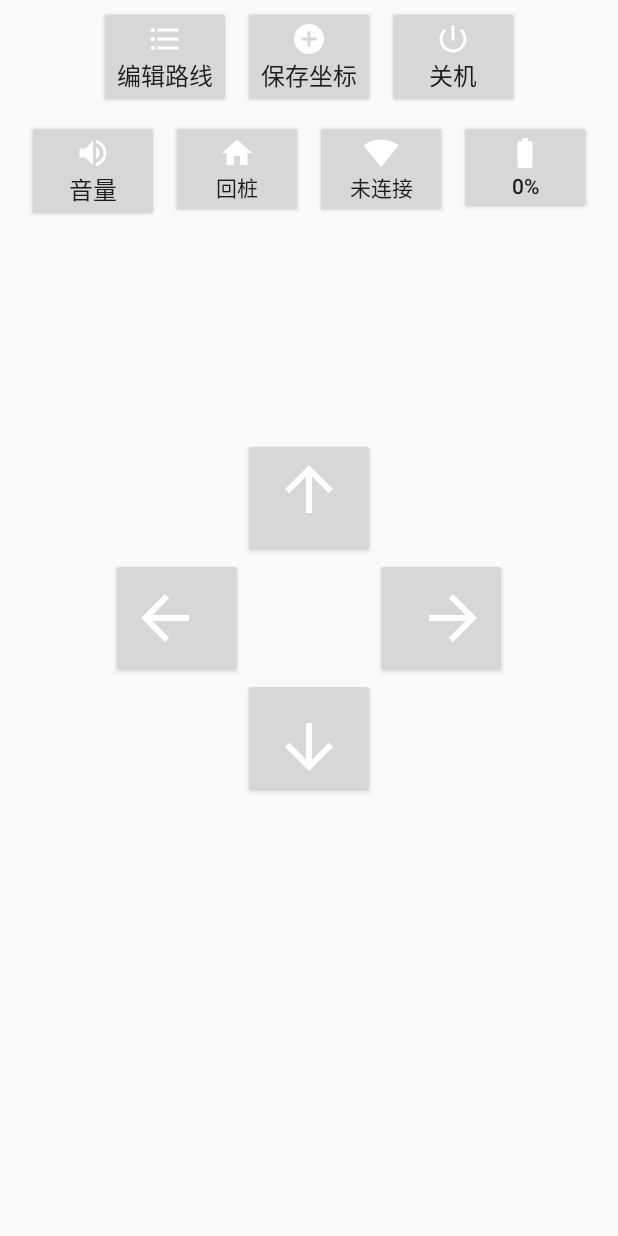
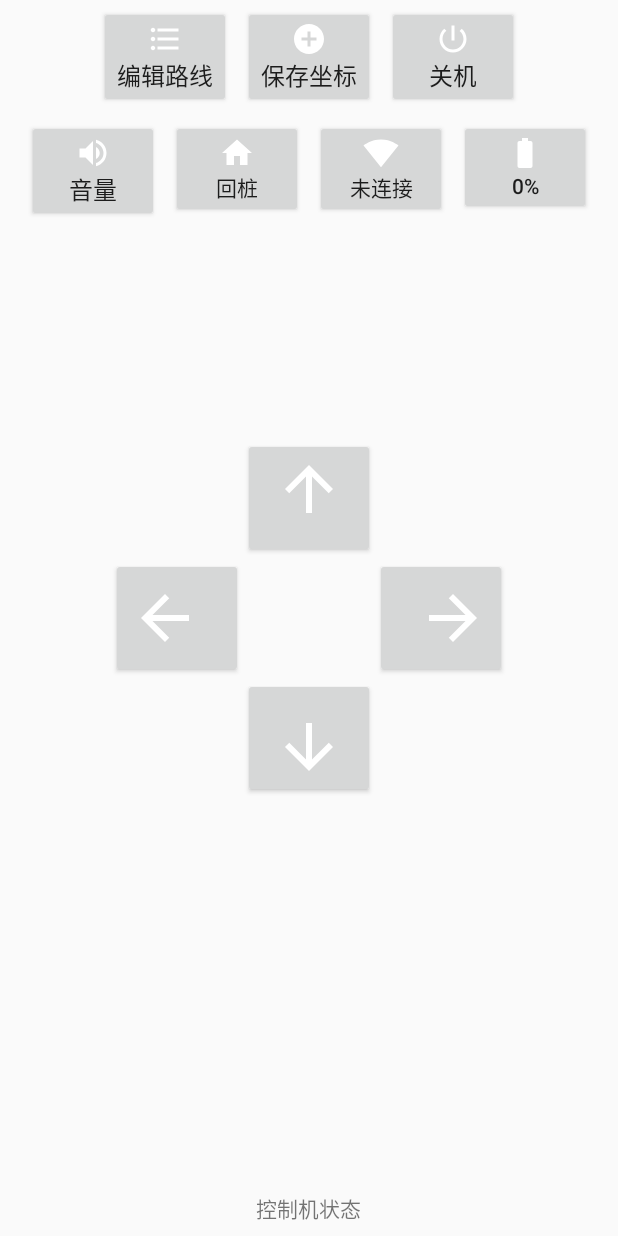
Before and after one commit to Innomix/wb-apollo-app, an Android app: the layout fragment_control.xml on its own in the app's theme, with its tools: preview values and no code run, on a phone screen of 412 x 824 dp. Run offline under Robolectric (Android 15) with nearby library versions, the phone set to English and light mode, and no system bars.

```diff
--- a/app/src/main/AndroidManifest.xml
+++ b/app/src/main/AndroidManifest.xml
@@ -12,7 +12,9 @@
         android:label="@string/app_name"
         android:roundIcon="@mipmap/ic_launcher_round"
         android:theme="@style/AppTheme">
-        <activity android:name=".module.main.MainActivity">
+        <activity
+            android:name=".module.main.MainActivity"
+            android:configChanges="orientation|keyboardHidden|screenSize">
             <intent-filter>
                 <action android:name="android.intent.action.MAIN" />
 
@@ -21,6 +23,7 @@
         </activity>
         <activity
             android:name=".module.base.DispatcherActivity"
+            android:configChanges="orientation|keyboardHidden|screenSize"
             android:theme="@style/NoActionBarStyle" />
     </application>
 
--- a/app/src/main/java/me/fmtech/apollo/module/control/ControlContract.java
+++ b/app/src/main/java/me/fmtech/apollo/module/control/ControlContract.java
@@ -17,6 +17,8 @@ public interface ControlContract {
         void showVolume(int percent);
 
         void powerOff(String msg);
+
+        void showStatus(String msg);
     }
 
     interface Presenter extends BasePresenter<View> {
@@ -45,5 +47,7 @@ public interface ControlContract {
         void setVolume(int volume);
 
         void powerOff();
+
+        void getStatus();
     }
 }
--- a/app/src/main/res/layout/fragment_control.xml
+++ b/app/src/main/res/layout/fragment_control.xml
@@ -143,4 +143,14 @@
             android:drawableRight="@drawable/ic_arrow_forward" />
 
     </RelativeLayout>
+
+    <TextView
+        android:id="@+id/status"
+        android:layout_width="wrap_content"
+        android:layout_height="wrap_content"
+        android:layout_alignParentBottom="true"
+        android:layout_centerHorizontal="true"
+        android:layout_marginBottom="8dp"
+        android:textSize="14sp"
+        tools:text="控制机状态" />
 </RelativeLayout>
```
Also changed, not shown: app/src/main/java/me/fmtech/apollo/module/control/ControlFragment.java (+9 -0 lines), app/src/main/java/me/fmtech/apollo/module/control/ControlPresenter.java (+45 -0 lines).
